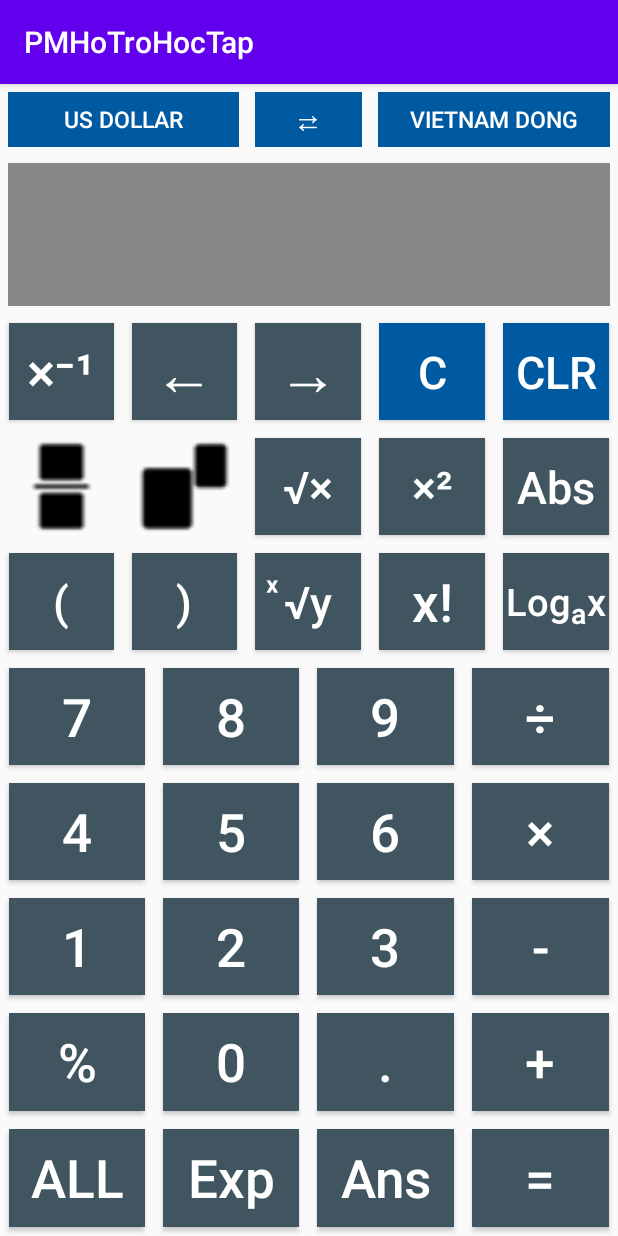
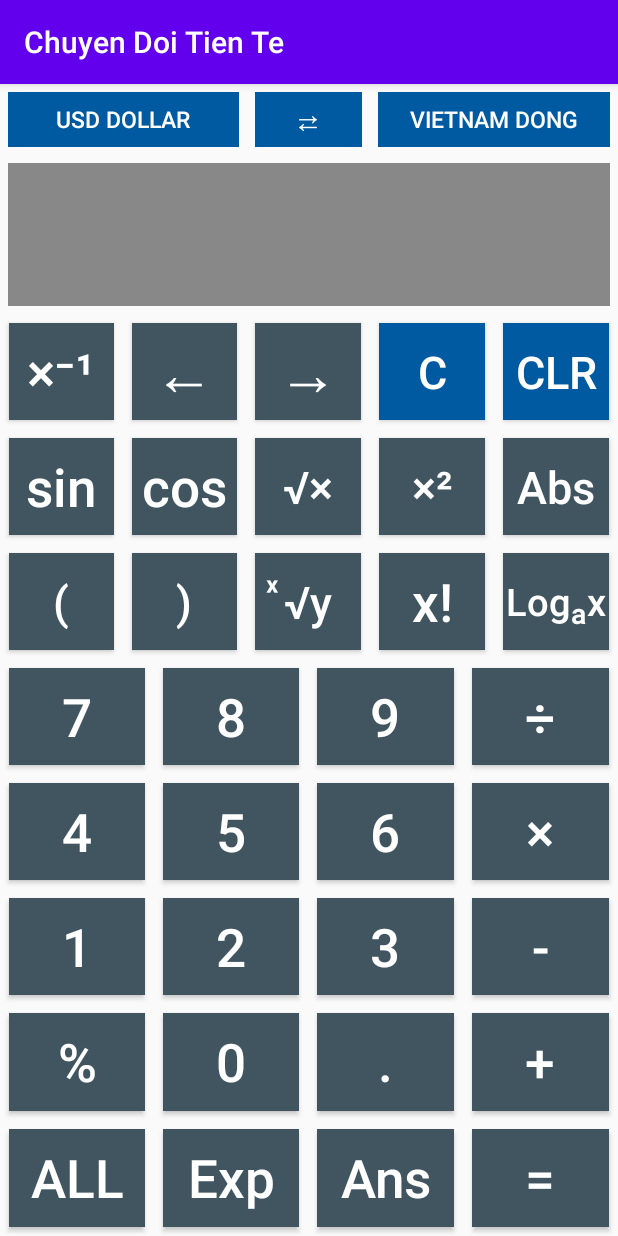
Before and after one commit to luutuantrinh/PMHoTroHocTap, an Android app: the screen it shows after launch (ChuyenDoiDonVi1Activity), after a tap on an icon or button, on a phone screen of 412 x 824 dp. Run offline under Robolectric (Android 15) with nearby library versions, the light colour scheme and no system bars.

Commit message:
Layout chuyen doi tien te hoan thanh 99%

```diff
--- a/app/src/main/java/com/tdc/edu/vn/myapplication/ChuyenDoiDonVi1Activity.java
+++ b/app/src/main/java/com/tdc/edu/vn/myapplication/ChuyenDoiDonVi1Activity.java
@@ -41,10 +41,13 @@ public class ChuyenDoiDonVi1Activity extends AppCompatActivity implements View.O
     private Button btn_Cham;
     private Button btn_All;
     private Button btn_Clear;
+    private Button btn_USD;
+    private Button btn_Dong;
     @Override
     protected void onCreate(Bundle savedInstanceState) {
         super.onCreate(savedInstanceState);
         setContentView(R.layout.activity_chuyen_doi_don_vi1);
+        setTitle("Chuyen Doi Tien Te");
         edt_ManHinh = (EditText) findViewById(R.id.edt_ManHinh);
         tv_KetQua = (TextView) findViewById(R.id.tv_KetQua);
         btn1 = (Button) findViewById(R.id.btn1);
@@ -57,15 +60,13 @@ public class ChuyenDoiDonVi1Activity extends AppCompatActivity implements View.O
         btn8 = (Button) findViewById(R.id.btn8);
         btn9 = (Button) findViewById(R.id.btn9);
         btn0 = (Button) findViewById(R.id.btn0);
-        btn_Cong = (Button) findViewById(R.id.btn_Cong);
-        btn_Tru = (Button) findViewById(R.id.btn_Tru);
-        btn_Nhan = (Button) findViewById(R.id.btn_Nhan);
-        btn_Chia = (Button) findViewById(R.id.btn_Chia);
         btn_Chuyen = (Button) findViewById(R.id.btn_Chuyen);
         btn_KQ = (Button) findViewById(R.id.btn_KQ);
         btn_Cham = (Button) findViewById(R.id.btn_Cham);
         btn_All = (Button) findViewById(R.id.btnAll);
         btn_Clear = (Button) findViewById(R.id.btn_Clear);
+        btn_USD = (Button) findViewById(R.id.btn_USD);
+        btn_Dong = (Button) findViewById(R.id.btn_Dong);
         setEventClickViews();
     }
     public void setEventClickViews(){
@@ -79,10 +80,6 @@ public class ChuyenDoiDonVi1Activity extends AppCompatActivity implements View.O
         btn8.setOnClickListener(this);
         btn9.setOnClickListener(this);
         btn0.setOnClickListener(this);
-        btn_Cong.setOnClickListener(this);
-        btn_Tru.setOnClickListener(this);
-        btn_Nhan.setOnClickListener(this);
-        btn_Chia.setOnClickListener(this);
         btn_Chuyen.setOnClickListener(this);
         btn_KQ.setOnClickListener(this);
         btn_Cham.setOnClickListener(this);
@@ -130,25 +127,19 @@ public class ChuyenDoiDonVi1Activity extends AppCompatActivity implements View.O
                 //TO DO
                 edt_ManHinh.append("9");
                 break;
-            case R.id.btn_Cong:
-                //TO DO
-                edt_ManHinh.append("+");
-                break;
-            case R.id.btn_Tru:
-                //TO DO
-                edt_ManHinh.append("-");
-                break;
-            case R.id.btn_Nhan:
-                //TO DO
-                edt_ManHinh.append("*");
-                break;
-            case R.id.btn_Chia:
-                //TO DO
-                edt_ManHinh.append("/");
-                break;
             case R.id.btn_Cham:
                 //TO DO
                 edt_ManHinh.append(".");
+                break;
+            case R.id.btn_Chuyen:
+                if(btn_USD.getText()=="USD DOLLAR"){
+                    btn_USD.setText("VIETNAM DONG");
+                    btn_Dong.setText("USD DOLLAR");
+                }
+                else{
+                    btn_USD.setText("USD DOLLAR");
+                    btn_Dong.setText("VIETNAM DONG");
+                }
                 break;
             case R.id.btnAll:
                 tv_KetQua.setText("");
@@ -160,8 +151,16 @@ public class ChuyenDoiDonVi1Activity extends AppCompatActivity implements View.O
                 break;
             case R.id.btn_KQ:
                 DecimalFormat df = new DecimalFormat("###.#######");
-                double result = Double.parseDouble(edt_ManHinh.getText().toString()) * 23000;
-                tv_KetQua.setText(df.format(result) + "");
+                double result;
+
+                if(btn_USD.getText()=="USD DOLLAR"){
+                    result = Double.parseDouble(edt_ManHinh.getText().toString()) * 23206;
+                    tv_KetQua.setText(df.format(result) + " VND");
+                }
+                else if (btn_USD.getText()=="VIETNAM DONG") {
+                    result = Double.parseDouble(edt_ManHinh.getText().toString()) / 23206;
+                    tv_KetQua.setText(df.format(result) + " USD");
+                }
                 break;
             default:
                 break;
--- a/app/src/main/res/layout/activity_chuyen_doi_don_vi1.xml
+++ b/app/src/main/res/layout/activity_chuyen_doi_don_vi1.xml
@@ -30,10 +30,11 @@
                     android:gravity="center">
 
                     <Button
+                        android:id="@+id/btn_USD"
                         android:layout_width="match_parent"
                         android:layout_height="wrap_content"
                         android:background="@color/btnTop"
-                        android:text="US Dollar"
+                        android:text="USD Dollar"
                         android:textColor="@color/textbtn"
                         android:textSize="15dp"
                         android:gravity="center"></Button>
@@ -64,6 +65,7 @@
                     android:gravity="center">
 
                     <Button
+                        android:id="@+id/btn_Dong"
                         android:layout_width="match_parent"
                         android:layout_height="wrap_content"
                         android:background="@color/btnTop"
@@ -91,7 +93,9 @@
                         android:layout_width="match_parent"
                         android:layout_height="match_parent"
                         android:background="@color/textview"
-                        android:textColor="@color/textbtn"></EditText>
+                        android:textColor="@color/textbtn"
+                        android:gravity="right"
+                        android:textSize="20dp"></EditText>
                 </LinearLayout>
 
                 <LinearLayout
@@ -105,7 +109,9 @@
                         android:layout_width="match_parent"
                         android:layout_height="match_parent"
                         android:background="@color/textview"
-                        android:textColor="@color/textbtn"></TextView>
+                        android:textColor="@color/textbtn"
+                        android:gravity="right"
+                        android:textSize="20dp"></TextView>
                 </LinearLayout>
 
 
@@ -153,13 +159,13 @@
 
                 <Button
                     style="@style/myButton"
-                    android:background="@drawable/ic_operator_fraction">
+                    android:text="@string/btn_sin">
 
                 </Button>
 
                 <Button
                     style="@style/myButton"
-                    android:background="@drawable/ic_function_power"></Button>
+                    android:text="@string/btn_cos"></Button>
 
                 <Button
                     style="@style/myButtonTop"
--- a/app/src/main/res/values/strings.xml
+++ b/app/src/main/res/values/strings.xml
@@ -34,4 +34,6 @@
     <string name="btn_Log">&#76;&#111;&#103;&#8336;&#120;</string>
     <string name="btn_CanX">&#879;&#8730;&#121;</string>
     <string name="btn_chuyenDoi">&#8644;</string>
+    <string name="btn_sin">sin</string>
+    <string name="btn_cos">cos</string>
 </resources>
```
